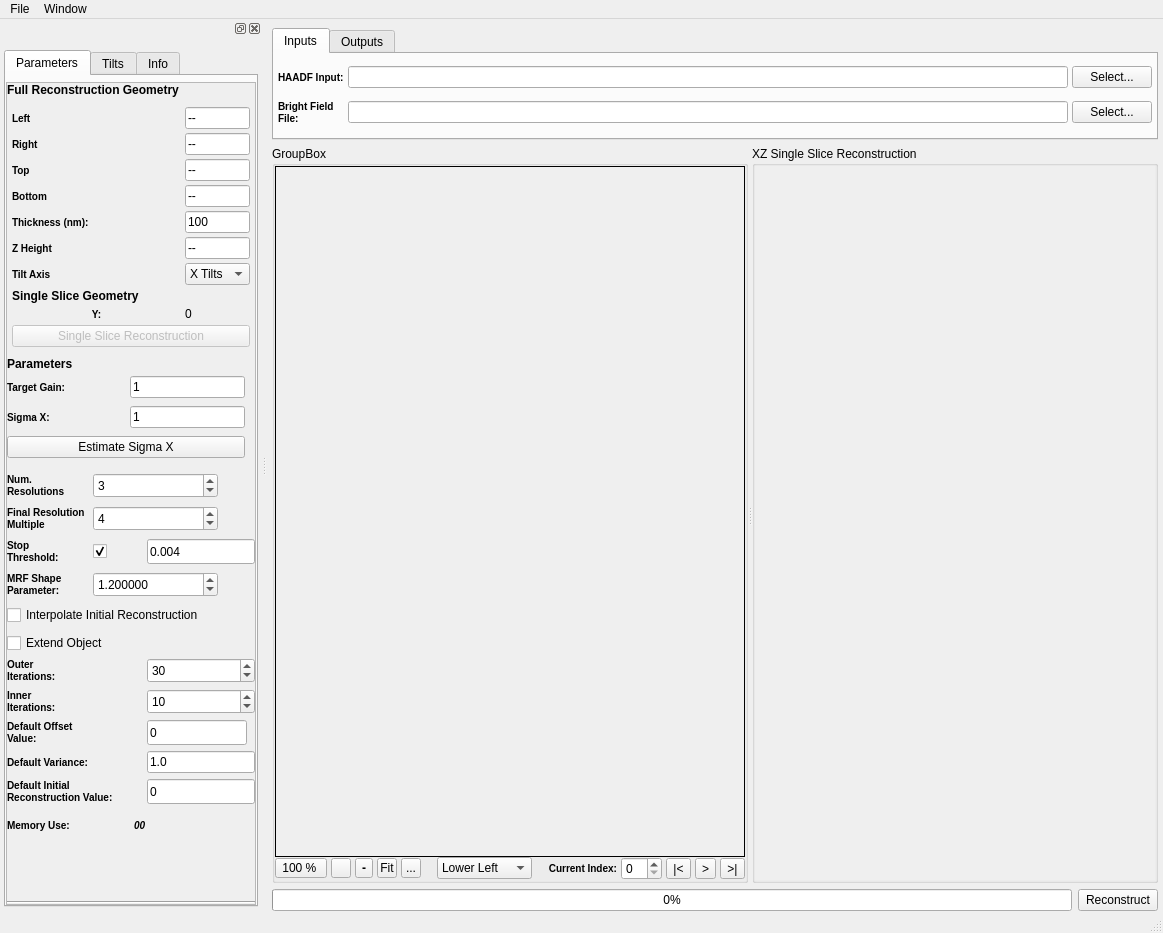
Above: Code/Applications/TomoGui/UI_Files/TomoGui.ui from OpenMBIR/OpenMBIR-TEM before the change. Below: the same form after it.
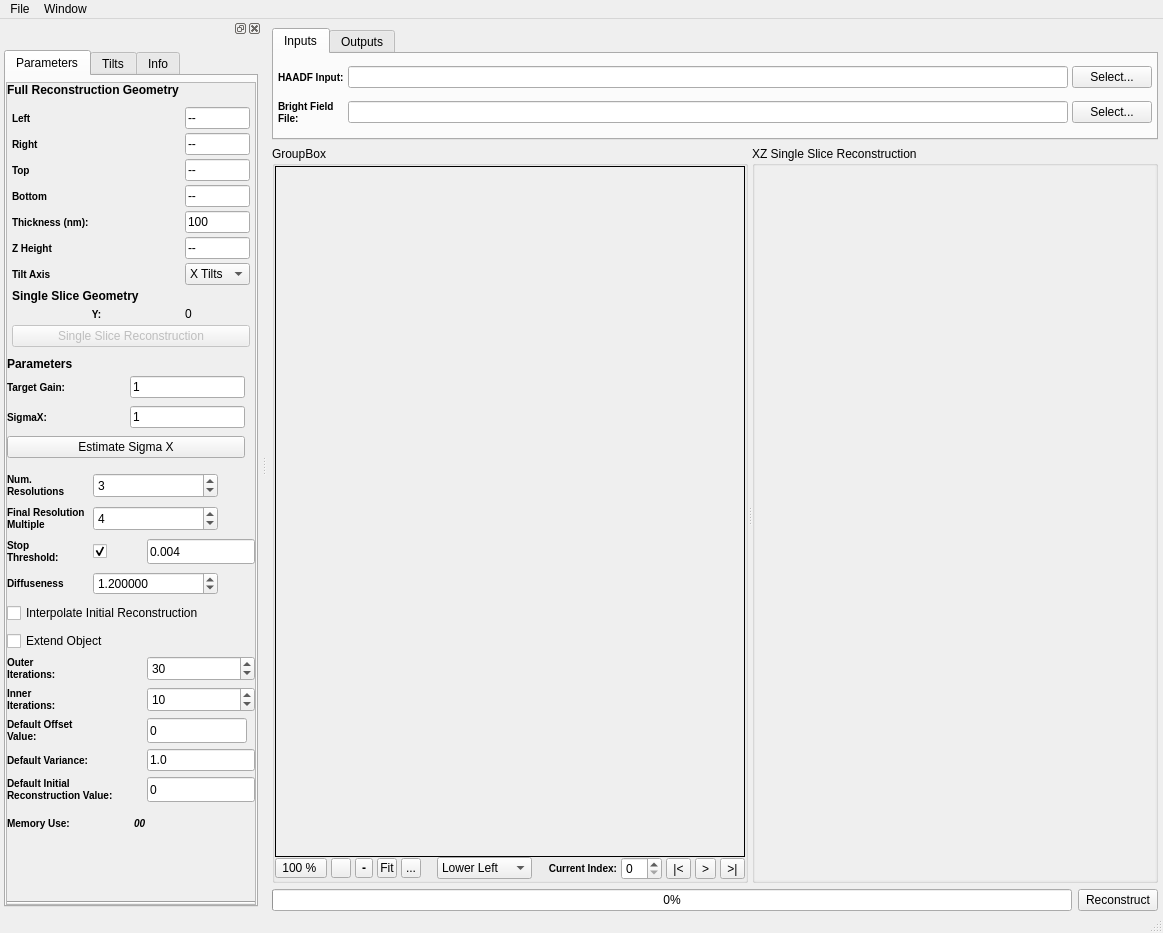
That is the form after the change. Icons and pictures are not drawn. Custom widgets are drawn as their Qt base class.

Commit message: Changing the name of shape parameter to Diffuseness

Patch:
```diff
--- a/Code/Applications/TomoGui/UI_Files/TomoGui.ui
+++ b/Code/Applications/TomoGui/UI_Files/TomoGui.ui
@@ -1656,8 +1656,7 @@
 }</string>
                    </property>
                    <property name="text">
-                    <string>MRF Shape
-Parameter:</string>
+                    <string>Diffuseness</string>
                    </property>
                    <property name="wordWrap">
                     <bool>true</bool>
@@ -1811,7 +1810,7 @@
 }</string>
                    </property>
                    <property name="text">
-                    <string>Sigma X:</string>
+                    <string>SigmaX:</string>
                    </property>
                   </widget>
                  </item>
```
